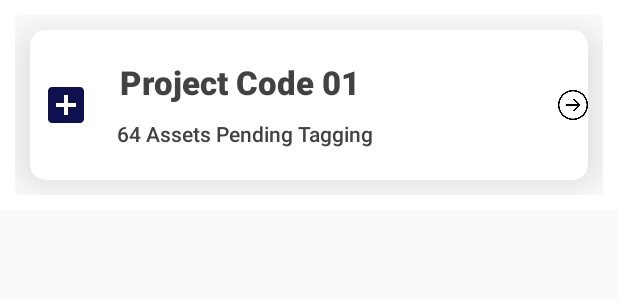
After one commit to gopaljain1st/QRCode, an Android app: the layout site_project_card.xml on its own in the app's theme, with its tools: preview values and no code run, on a phone screen of 412 x 824 dp. The commit adds this screen. Shown: the top 300 px of the screen. Run offline under Robolectric (Android 15) with nearby library versions, the phone set to English and light mode, and no system bars.

Commit message:
All Adapters Done And Layout updated

```diff
--- /dev/null
+++ b/app/src/main/res/layout/site_project_card.xml
@@ -0,0 +1,71 @@
+<?xml version="1.0" encoding="utf-8"?>
+<LinearLayout xmlns:android="http://schemas.android.com/apk/res/android"
+xmlns:app="http://schemas.android.com/apk/res-auto"
+android:orientation="vertical"
+android:padding="10dp"
+android:background="#FFF"
+android:layout_width="match_parent"
+android:layout_height="wrap_content">
+
+<androidx.cardview.widget.CardView
+    android:layout_width="match_parent"
+    android:layout_height="100dp"
+    android:layout_margin="10dp"
+    android:layout_weight="1"
+    android:clickable="true"
+    android:padding="10dp"
+    app:cardBackgroundColor="#FFFFFF"
+    app:cardCornerRadius="10dp"
+    app:cardElevation="20dp">
+
+    <RelativeLayout
+        android:layout_width="match_parent"
+        android:layout_height="match_parent">
+
+        <ImageView
+            android:id="@+id/image1"
+            android:layout_centerVertical="true"
+            android:layout_width="40dp"
+            android:layout_height="40dp"
+            android:paddingLeft="8dp"
+            android:src="@drawable/ic_add_box_black_24dp" />
+
+        <TextView
+            android:id="@+id/code"
+            android:layout_width="wrap_content"
+            android:layout_height="wrap_content"
+            android:layout_centerHorizontal="true"
+            android:layout_marginLeft="20dp"
+            android:layout_marginTop="20dp"
+            android:layout_toRightOf="@+id/image1"
+            android:fontFamily="sans-serif-black"
+            android:text="Project Code 01"
+            android:textColor="@color/cardview_dark_background"
+            android:textSize="22sp" />
+
+        <TextView
+            android:id="@+id/pendingTagging"
+            android:layout_width="230dp"
+            android:layout_height="wrap_content"
+            android:layout_below="@id/code"
+            android:layout_centerVertical="true"
+            android:layout_marginLeft="18dp"
+            android:layout_marginTop="10dp"
+            android:layout_toRightOf="@+id/image1"
+            android:fontFamily="sans-serif-medium"
+            android:text="64 Assets Pending Tagging"
+            android:textColor="@color/cardview_dark_background"
+            android:textSize="14sp" />
+
+        <ImageView
+            android:layout_width="20dp"
+            android:layout_height="40dp"
+            android:layout_centerInParent="true"
+            android:layout_alignParentRight="true"
+            android:layout_toRightOf="@+id/name"
+            android:id="@+id/item"
+            android:src="@drawable/arrowinsidecircle"
+            />
+    </RelativeLayout>
+</androidx.cardview.widget.CardView>
+</LinearLayout>
```
Also changed, not shown: app/src/main/java/com/example/cangoproject/SiteActivity.java (added, +27 -0 lines), app/src/main/java/com/example/cangoproject/adapters/SiteProjectAdapter.java (added, +50 -0 lines), app/src/main/java/com/example/cangoproject/models/SiteProjects.java (added, +37 -0 lines), app/src/main/res/layout/site_card.xml (+3 -4 lines).
